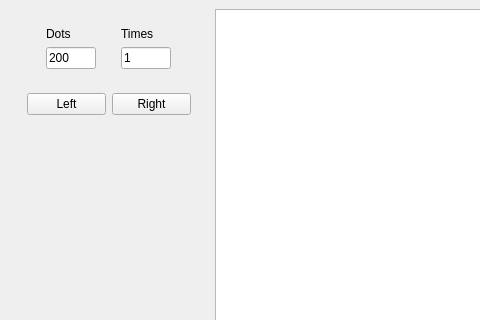
Qt form source/mainwindow.ui (baseoleph/times_table) before a commit; both pictures show x 0 to 480 and y 0 to 320 of the 800 by 600 pixel window.
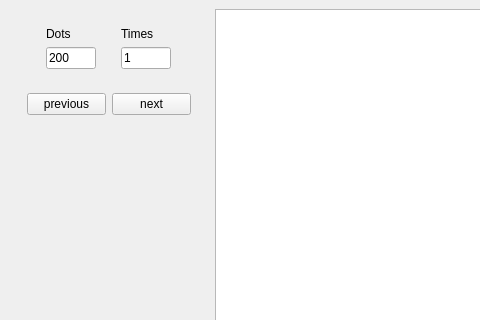
The same form after that commit.

```diff
--- a/source/mainwindow.ui
+++ b/source/mainwindow.ui
@@ -100,7 +100,7 @@
              <string>or press PageDown</string>
             </property>
             <property name="text">
-             <string>Right</string>
+             <string>next</string>
             </property>
            </widget>
           </item>
@@ -113,7 +113,7 @@
              <string>or press PageUp</string>
             </property>
             <property name="text">
-             <string>Left</string>
+             <string>previous</string>
             </property>
            </widget>
           </item>
```
